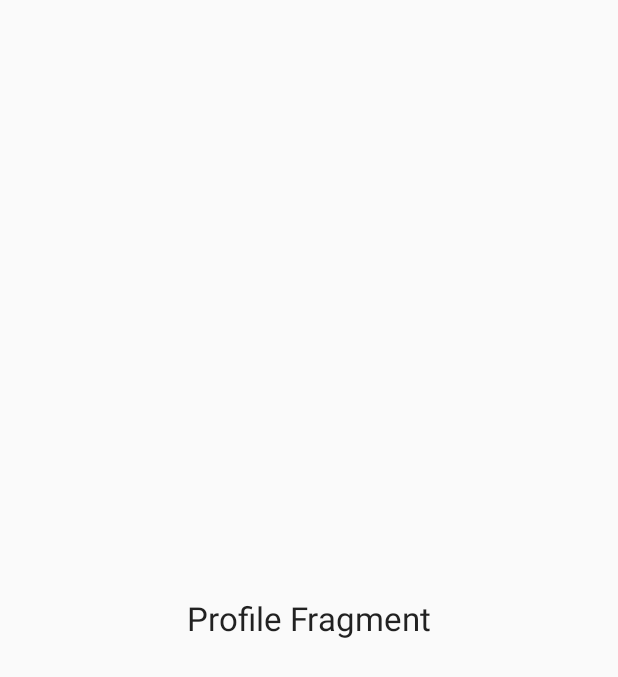
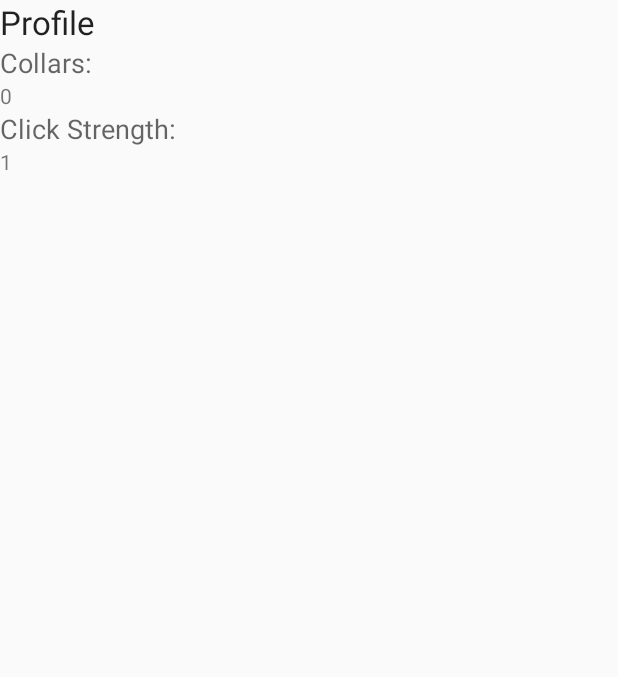
Before and after one commit to kmbeaulieu/KittyCollector, an Android app: the layout fragment_profile.xml on its own in the app's theme, with its tools: preview values and no code run, on a phone screen of 412 x 824 dp. Shown: the top 677 px of the screen. Run offline under Robolectric (Android 15) with nearby library versions, the phone set to English and light mode, and no system bars.

Commit message:
done for the night. Maybe fixed profile fragment

```diff
--- a/app/src/main/res/layout/fragment_profile.xml
+++ b/app/src/main/res/layout/fragment_profile.xml
@@ -1,17 +1,42 @@
 <?xml version="1.0" encoding="utf-8"?>
 <LinearLayout xmlns:android="http://schemas.android.com/apk/res/android"
+              android:layout_width="match_parent"
               android:orientation="vertical"
-              android:layout_width="match_parent"
-              android:layout_height="match_parent"
-              android:id="@+id/profile_frame"
-              android:gravity="center">
+              android:layout_height="match_parent">
+
 
     <TextView
         android:layout_width="wrap_content"
         android:layout_height="wrap_content"
         android:textAppearance="?android:attr/textAppearanceLarge"
-        android:text="Profile Fragment"
-        android:id="@+id/textView2"
-        android:layout_gravity="center"
-        />
+        android:text="Profile"
+        android:id="@+id/textView2"/>
+
+    <TextView
+        android:layout_width="wrap_content"
+        android:layout_height="wrap_content"
+        android:textAppearance="?android:attr/textAppearanceMedium"
+        android:text="Collars: "
+        android:id="@+id/textView3"/>
+
+    <TextView
+        android:layout_width="wrap_content"
+        android:layout_height="wrap_content"
+        android:textAppearance="?android:attr/textAppearanceSmall"
+        android:text="0"
+        android:id="@+id/profile_collar_text"/>
+
+    <TextView
+        android:layout_width="wrap_content"
+        android:layout_height="wrap_content"
+        android:textAppearance="?android:attr/textAppearanceMedium"
+        android:text="Click Strength:"
+        android:id="@+id/textView5"/>
+
+    <TextView
+        android:layout_width="wrap_content"
+        android:layout_height="wrap_content"
+        android:textAppearance="?android:attr/textAppearanceSmall"
+        android:text="1"
+        android:id="@+id/profile_click_str_text"/>
 </LinearLayout>
```
Also changed, not shown: app/src/main/java/krystleandkori/kittycollector/KittyActivity.java (+6 -6 lines), app/src/main/res/layout/app_bar_kitty.xml (+6 -8 lines).
